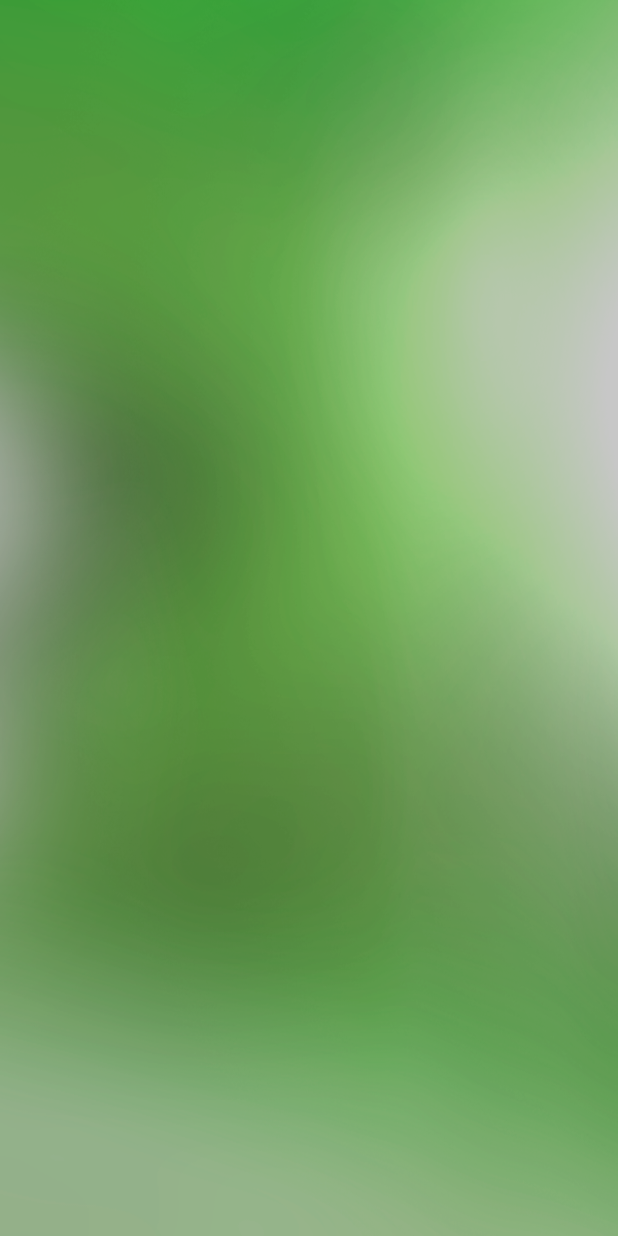
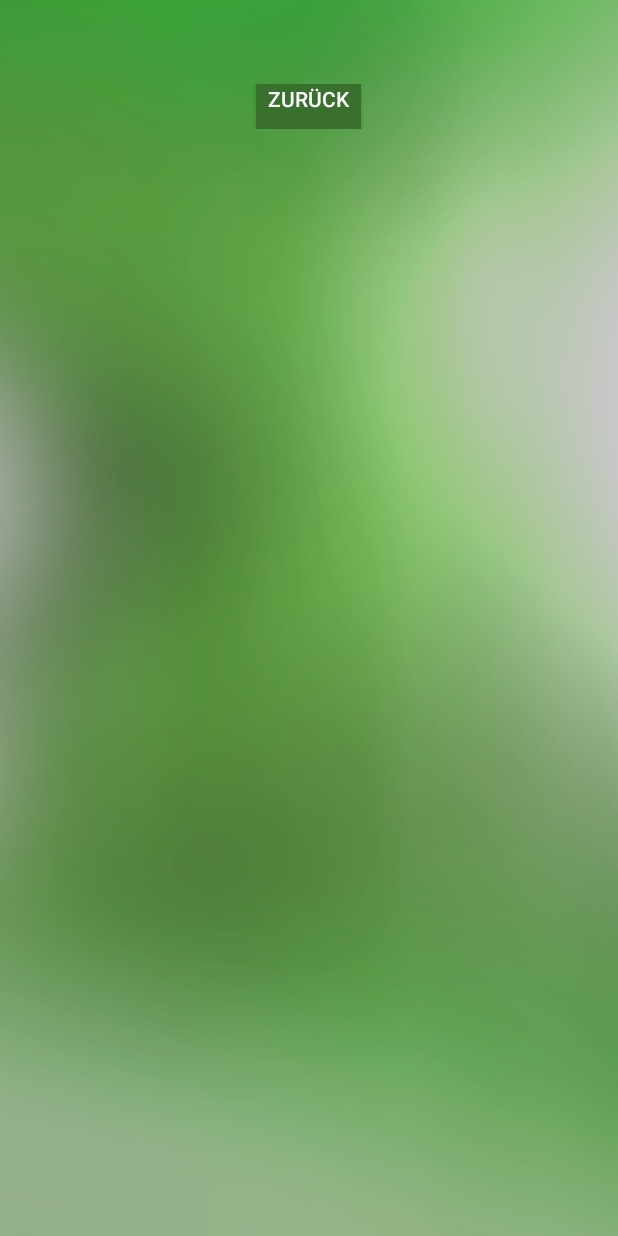
Before and after one commit to frickD/winki, an Android app: the layout semester.xml on its own in the app's theme, with its tools: preview values and no code run, on a phone screen of 412 x 824 dp. Run offline under Robolectric (Android 15) with nearby library versions, the phone set to English and light mode, and no system bars.

```diff
--- a/app/src/main/res/layout/content_main_.xml
+++ b/app/src/main/res/layout/content_main_.xml
@@ -25,6 +25,7 @@
            android:layout_height="wrap_content">
 
            <Button
+               android:onClick="onFirstSemester"
                android:layout_width="100dp"
                android:text="1"
                android:background="@color/colorAccent"
--- a/app/src/main/res/layout/semester.xml
+++ b/app/src/main/res/layout/semester.xml
@@ -1,16 +1,30 @@
 <?xml version="1.0" encoding="utf-8"?>
-<FrameLayout xmlns:android="http://schemas.android.com/apk/res/android"
+<android.support.design.widget.CoordinatorLayout xmlns:android="http://schemas.android.com/apk/res/android"
     android:orientation="vertical" android:layout_width="match_parent"
     android:background="@drawable/background"
-    android:layout_height="match_parent">
+    android:layout_height="match_parent"
+    android:fitsSystemWindows="true"
+    android:theme="@style/AppTheme.AppBarOverlay">
 
     <LinearLayout
         android:layout_width="wrap_content"
+        android:gravity="center_horizontal"
+        android:orientation="vertical"
+        android:layout_gravity="center_horizontal"
         android:layout_height="wrap_content">
 
         <ListView
-            android:id="@+id/lv"
+            android:id="@+id/listview"
             android:layout_width="wrap_content"
             android:layout_height="wrap_content"></ListView>
+
+        <Button
+            android:onClick="onBack"
+            android:layout_gravity="center_horizontal"
+            android:gravity="center_horizontal"
+            android:layout_width="70dp"
+            android:layout_height="30dp"
+            android:background="@color/colorAccent"
+            android:text="Zurück"/>
     </LinearLayout>
-</FrameLayout>
+</android.support.design.widget.CoordinatorLayout>
--- a/app/src/main/res/values/colors.xml
+++ b/app/src/main/res/values/colors.xml
@@ -1,7 +1,7 @@
 <?xml version="1.0" encoding="utf-8"?>
 <resources>
-    <color name="colorPrimary">#35a918</color>
+    <color name="colorPrimary">#25511a</color>
     <color name="colorPrimaryDark">#25511a</color>
     <color name="colorAccent">#3a702d</color>
-    <color name="Winki">#35a918</color>
+    <color name="Winki">#25511a</color>
 </resources>
--- a/app/src/main/res/values/styles.xml
+++ b/app/src/main/res/values/styles.xml
@@ -17,4 +17,9 @@
 
     <style name="AppTheme.PopupOverlay" parent="ThemeOverlay.AppCompat.Light" />
 
+    <style name="listRow" >
+        <item name="android:textColor">#ffffff</item>
+        <item name="android:textSize">20dp</item>
+    </style>
+
 </resources>
```
Also changed, not shown: app/src/main/java/hochschule/winki/Main_Activity.java (+9 -2 lines), app/src/main/java/hochschule/winki/SemesterList.java (added, +34 -0 lines), app/src/main/java/hochschule/winki/Subjects.java (added, +9 -0 lines), app/src/main/res/layout/list_item.xml (deleted, +0 -31 lines), app/src/main/res/layout/list_row.xml (added, +26 -0 lines).
